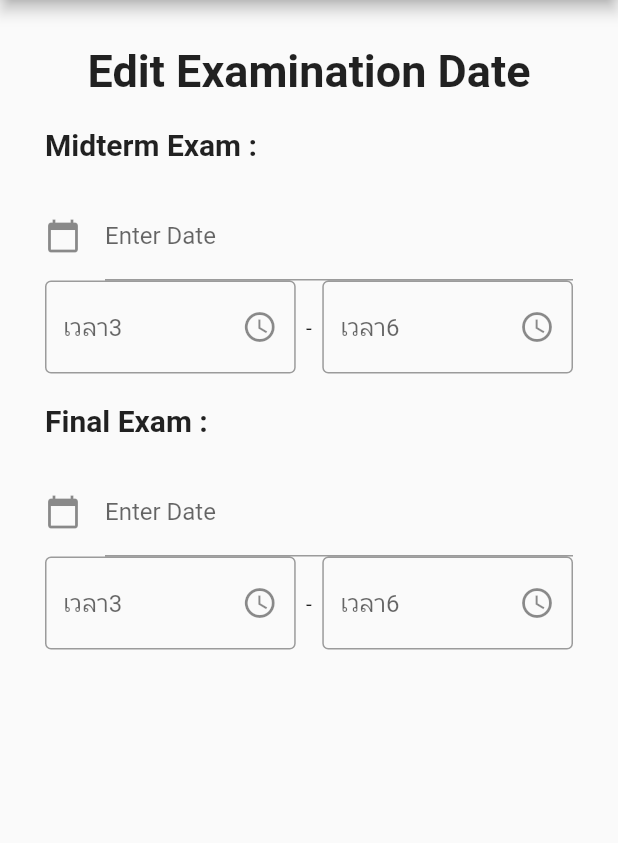
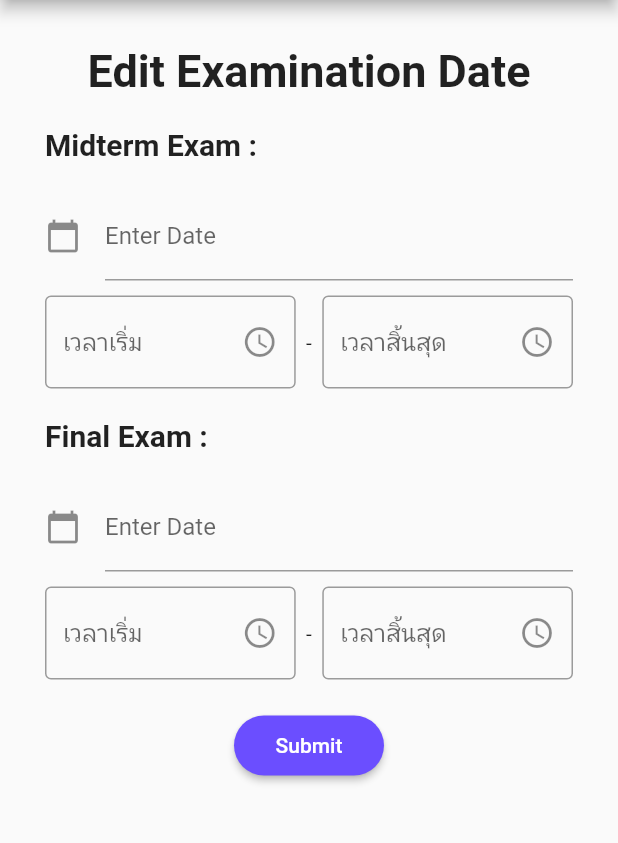
Before and after one commit to nightkuzan/scheduletdl, a Flutter app: the EditExamDate screen opened directly, on a phone screen of 412 x 824 dp, the part 84-927 px from its top. Run offline on Flutter 3.47's test engine with Material 2 defaults, Android fonts, the phone set to English and light mode, and no system bars; our stand-ins replace cloud_firestore, firebase_auth, firebase_core, flutter_local_notifications, fluttertoast, form_field_validator; missing offline and left inert: time_planner; accounts and stored records are empty.

Commit message:
edit button

```diff
--- a/lib/Management/edit_exam.dart
+++ b/lib/Management/edit_exam.dart
@@ -1,5 +1,9 @@
+import 'package:firebase_core/firebase_core.dart';
 import 'package:flutter/material.dart';
 import 'package:intl/intl.dart';
+import 'package:scheduletdl/Management/examDate_mng.dart';
+
+import '../firebase_options.dart';
 
 class EditExamDate extends StatefulWidget {
   const EditExamDate({super.key});
@@ -18,11 +22,14 @@ class EditExamDate extends StatefulWidget {
 }
 
 class _EditExamDateState extends State<EditExamDate> {
+  final formKey = GlobalKey<FormState>();
   final TextEditingController _examMiddate = TextEditingController();
   final TextEditingController _examFidate = TextEditingController();
   final TextEditingController _startTimeController = TextEditingController();
   final TextEditingController _endTimeController = TextEditingController();
-
+  final Future<FirebaseApp> firebase = Firebase.initializeApp(
+    options: DefaultFirebaseOptions.currentPlatform,
+  );
   @override
   Widget build(BuildContext context) {
     return Scaffold(
@@ -103,13 +110,16 @@ class _EditExamDateState extends State<EditExamDate> {
                           } else {}
                         },
                       ),
+                      SizedBox(
+                        height: 10,
+                      ),
                       Row(
                         children: [
                           Expanded(
                             child: TextFormField(
                               controller: _startTimeController,
                               decoration: InputDecoration(
-                                hintText: "เวลา1" == '' ? 'เวลา2' : "เวลา3",
+                                hintText: "เวลา1" == '' ? 'เวลา2' : "เวลาเริ่ม",
                                 suffixIcon: IconButton(
                                   icon: const Icon(Icons.access_time),
                                   onPressed: () async {
@@ -155,7 +165,8 @@ class _EditExamDateState extends State<EditExamDate> {
                             child: TextFormField(
                               controller: _endTimeController,
                               decoration: InputDecoration(
-                                hintText: "เวลา4" == '' ? 'เวลา5' : "เวลา6",
+                                hintText:
+                                    "เวลา4" == '' ? 'เวลา5' : "เวลาสิ้นสุด",
                                 suffixIcon: IconButton(
                                   icon: const Icon(Icons.access_time),
                                   onPressed: () async {
@@ -241,13 +252,16 @@ class _EditExamDateState extends State<EditExamDate> {
                           } else {}
                         },
                       ),
+                      SizedBox(
+                        height: 10,
+                      ),
                       Row(
                         children: [
                           Expanded(
                             child: TextFormField(
                               controller: _startTimeController,
                               decoration: InputDecoration(
-                                hintText: "เวลา1" == '' ? 'เวลา2' : "เวลา3",
+                                hintText: "เวลา1" == '' ? 'เวลา2' : "เวลาเริ่ม",
                                 suffixIcon: IconButton(
                                   icon: const Icon(Icons.access_time),
                                   onPressed: () async {
@@ -293,7 +307,8 @@ class _EditExamDateState extends State<EditExamDate> {
                             child: TextFormField(
                               controller: _endTimeController,
                               decoration: InputDecoration(
-                                hintText: "เวลา4" == '' ? 'เวลา5' : "เวลา6",
+                                hintText:
+                                    "เวลา4" == '' ? 'เวลา5' : "เวลาสิ้นสุด",
                                 suffixIcon: IconButton(
                                   icon: const Icon(Icons.access_time),
                                   onPressed: () async {
@@ -339,6 +354,27 @@ class _EditExamDateState extends State<EditExamDate> {
                           ),
                         ],
                       ),
+                      SizedBox(
+                        height: 20,
+                      ),
+                      ElevatedButton(
+                        onPressed: () {
+                          Navigator.push(
+                            context,
+                            MaterialPageRoute(
+                                builder: (context) =>
+                                    const ExamList_Management()),
+                          );
+                        },
+                        child: Text("Submit"),
+                        style: ElevatedButton.styleFrom(
+                            minimumSize: Size(100, 40),
+                            primary: Color(
+                              0xff6B4EFF,
+                            ),
+                            shape: RoundedRectangleBorder(
+                                borderRadius: BorderRadius.circular(30))),
+                      )
                     ],
                   ),
                 ),
```
Also changed, not shown: lib/Management/examDate_mng.dart (+18 -7 lines), lib/Reg-Sign/Register.dart (+8 -0 lines), lib/Reg-Sign/SignIn.dart (+12 -1 lines), pubspec.lock.
